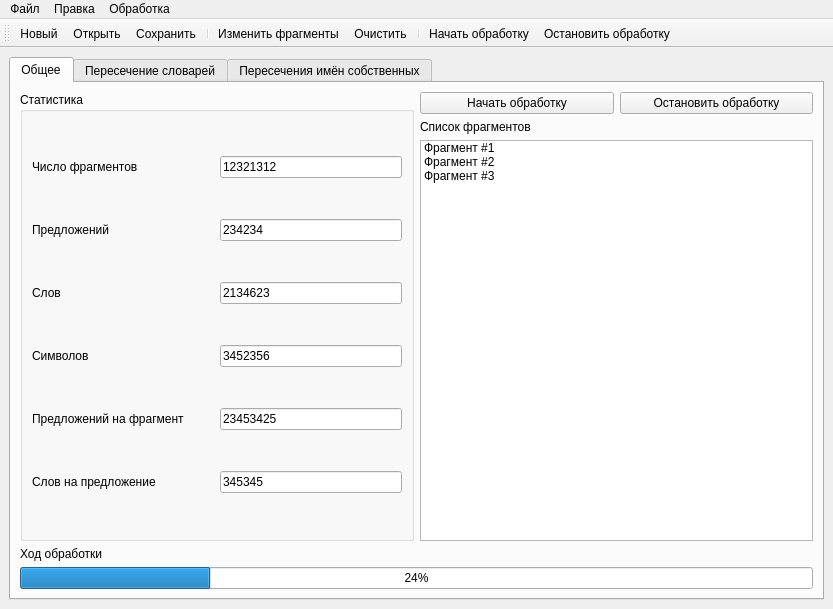
moevm/nosql1h19-text-graph, file ui/resultswindow.ui: the form before one commit.
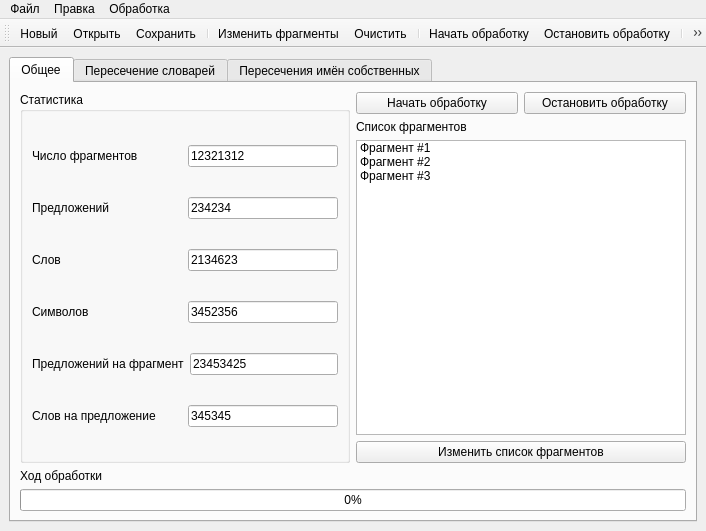
The form after the commit. Icons and pictures are not drawn.

Diff of the .ui file:
```diff
--- a/ui/resultswindow.ui
+++ b/ui/resultswindow.ui
@@ -6,8 +6,8 @@
    <rect>
     <x>0</x>
     <y>0</y>
-    <width>833</width>
-    <height>609</height>
+    <width>706</width>
+    <height>531</height>
    </rect>
   </property>
   <property name="windowTitle">
@@ -213,6 +213,13 @@
                 </item>
                </widget>
               </item>
+              <item>
+               <widget class="QPushButton" name="changeFragmentsButton">
+                <property name="text">
+                 <string>Изменить список фрагментов</string>
+                </property>
+               </widget>
+              </item>
              </layout>
             </item>
            </layout>
@@ -231,7 +238,7 @@
           <item>
            <widget class="QProgressBar" name="progressBar">
             <property name="value">
-             <number>24</number>
+             <number>0</number>
             </property>
             <property name="orientation">
              <enum>Qt::Horizontal</enum>
@@ -911,13 +918,35 @@
     </item>
    </layout>
   </widget>
+  <widget class="QToolBar" name="toolBar">
+   <property name="windowTitle">
+    <string>toolBar</string>
+   </property>
+   <attribute name="toolBarArea">
+    <enum>TopToolBarArea</enum>
+   </attribute>
+   <attribute name="toolBarBreak">
+    <bool>false</bool>
+   </attribute>
+   <addaction name="actionNew"/>
+   <addaction name="actionOpen"/>
+   <addaction name="actionSave"/>
+   <addaction name="separator"/>
+   <addaction name="actionChangeFragments"/>
+   <addaction name="actionClear"/>
+   <addaction name="separator"/>
+   <addaction name="actionStartProcess"/>
+   <addaction name="actionStopProcess"/>
+   <addaction name="separator"/>
+   <addaction name="actionOpenParams"/>
+  </widget>
   <widget class="QMenuBar" name="menubar">
    <property name="geometry">
     <rect>
      <x>0</x>
      <y>0</y>
-     <width>833</width>
-     <height>32</height>
+     <width>706</width>
+     <height>25</height>
     </rect>
    </property>
    <widget class="QMenu" name="menu">
@@ -951,26 +980,6 @@
    <addaction name="menu_2"/>
    <addaction name="menu_3"/>
   </widget>
-  <widget class="QToolBar" name="toolBar">
-   <property name="windowTitle">
-    <string>toolBar</string>
-   </property>
-   <attribute name="toolBarArea">
-    <enum>TopToolBarArea</enum>
-   </attribute>
-   <attribute name="toolBarBreak">
-    <bool>false</bool>
-   </attribute>
-   <addaction name="actionNew"/>
-   <addaction name="actionOpen"/>
-   <addaction name="actionSave"/>
-   <addaction name="separator"/>
-   <addaction name="actionChangeFragments"/>
-   <addaction name="actionClear"/>
-   <addaction name="separator"/>
-   <addaction name="actionStartProcess"/>
-   <addaction name="actionStopProcess"/>
-  </widget>
   <action name="actionExit">
    <property name="icon">
     <iconset resource="../res/pictures.qrc">
```
Left out of the diff: 65 changed lines with no effect on the pictures.
